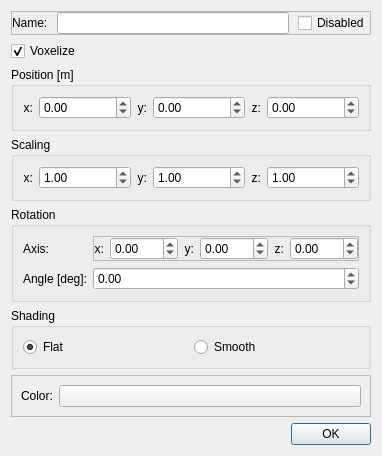
Qt form WindSim/src/GUI/ui/meshProperties.ui (gudajan/Windsim) before a commit.
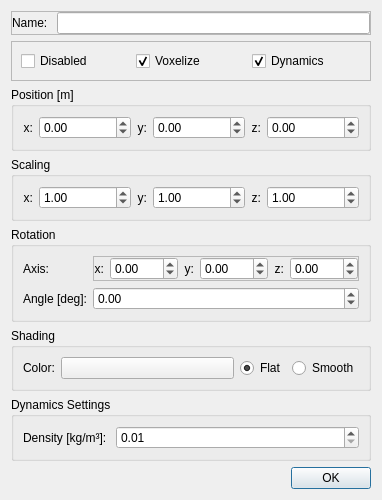
The same form after that commit.

Commit message: * Added unoptimized calculation of rotational dynamics, dependent on the local velocity field. Contains modified source code from Brian Mirtich,("Fast and Accurate Computation of Polyhedral Mass Properties," journal of graphics tools, volume 1, number 2, 1996) for calculation of mass properties. * Added to additional mesh properties, modifying dynamics * Improve handling of scaling, position and rotation spinboxes, by avoiding intermediate change signales (changed signal valueChanged() by editingFinished()) * Added timeout for Connection/Creation of named pipe

What changed in the file:
```diff
--- a/WindSim/src/GUI/ui/meshProperties.ui
+++ b/WindSim/src/GUI/ui/meshProperties.ui
@@ -7,7 +7,7 @@
     <x>0</x>
     <y>0</y>
     <width>382</width>
-    <height>402</height>
+    <height>438</height>
    </rect>
   </property>
   <property name="windowTitle">
@@ -61,6 +61,18 @@
         </property>
        </widget>
       </item>
+     </layout>
+    </widget>
+   </item>
+   <item>
+    <widget class="QFrame" name="fCheck">
+     <property name="frameShape">
+      <enum>QFrame::StyledPanel</enum>
+     </property>
+     <property name="frameShadow">
+      <enum>QFrame::Raised</enum>
+     </property>
+     <layout class="QHBoxLayout" name="horizontalLayout_5">
       <item>
        <widget class="QCheckBox" name="cbDisabled">
         <property name="layoutDirection">
@@ -71,19 +83,29 @@
         </property>
        </widget>
       </item>
+      <item>
+       <widget class="QCheckBox" name="cbVoxelize">
+        <property name="text">
+         <string>Voxelize</string>
+        </property>
+        <property name="checked">
+         <bool>true</bool>
+        </property>
+       </widget>
+      </item>
+      <item>
+       <widget class="QCheckBox" name="cbDynamics">
+        <property name="text">
+         <string>Dynamics</string>
+        </property>
+        <property name="checked">
+         <bool>true</bool>
+        </property>
+       </widget>
+      </item>
      </layout>
     </widget>
    </item>
-   <item>
-    <widget class="QCheckBox" name="cbVoxelize">
-     <property name="text">
-      <string>Voxelize</string>
-     </property>
-     <property name="checked">
-      <bool>true</bool>
-     </property>
-    </widget>
-   </item>
    <item>
     <widget class="QGroupBox" name="gbPos">
      <property name="title">
@@ -491,56 +513,8 @@
      <property name="title">
       <string>Shading</string>
      </property>
-     <layout class="QHBoxLayout" name="horizontalLayout">
-      <item>
-       <widget class="QRadioButton" name="rbFlat">
-        <property name="text">
-         <string>Flat</string>
-        </property>
-        <property name="checked">
-         <bool>true</bool>
-        </property>
-       </widget>
-      </item>
-      <item>
-       <widget class="QRadioButton" name="rbSmooth">
-        <property name="text">
-         <string>Smooth</string>
-        </property>
-       </widget>
-      </item>
-     </layout>
-    </widget>
-   </item>
-   <item>
-    <widget class="QFrame" name="fColor">
-     <property name="frameShape">
-      <enum>QFrame::StyledPanel</enum>
-     </property>
-     <property name="frameShadow">
-      <enum>QFrame::Raised</enum>
-     </property>
-     <layout class="QHBoxLayout" name="horizontalLayout_3">
-      <property name="leftMargin">
-       <number>9</number>
-      </property>
-      <property name="topMargin">
-       <number>9</number>
-      </property>
-      <property name="rightMargin">
-       <number>9</number>
-      </property>
-      <property name="bottomMargin">
-       <number>9</number>
-      </property>
-      <item>
-       <widget class="QLabel" name="col">
-        <property name="text">
-         <string>Color:</string>
-        </property>
-       </widget>
-      </item>
-      <item>
+     <layout class="QGridLayout" name="gridLayout_4">
+      <item row="0" column="5">
        <widget class="QPushButton" name="pbCol">
         <property name="sizePolicy">
          <sizepolicy hsizetype="Preferred" vsizetype="Preferred">
@@ -565,6 +539,65 @@
         </property>
         <property name="flat">
          <bool>false</bool>
+        </property>
+       </widget>
+      </item>
+      <item row="0" column="7">
+       <widget class="QRadioButton" name="rbSmooth">
+        <property name="text">
+         <string>Smooth</string>
+        </property>
+       </widget>
+      </item>
+      <item row="0" column="4">
+       <widget class="QLabel" name="col">
+        <property name="text">
+         <string>Color:</string>
+        </property>
+       </widget>
+      </item>
+      <item row="0" column="6">
+       <widget class="QRadioButton" name="rbFlat">
+        <property name="text">
+         <string>Flat</string>
+        </property>
+        <property name="checked">
+         <bool>true</bool>
+        </property>
+       </widget>
+      </item>
+     </layout>
+    </widget>
+   </item>
+   <item>
+    <widget class="QGroupBox" name="gbDynamics">
+     <property name="title">
+      <string>Dynamics Settings</string>
+     </property>
+     <layout class="QFormLayout" name="formLayout">
+      <item row="0" column="0">
+       <widget class="QLabel" name="lDensity">
+        <property name="text">
+         <string>Density [kg/m³]: </string>
+        </property>
+       </widget>
+      </item>
+      <item row="0" column="1">
+       <widget class="QDoubleSpinBox" name="dspDensity">
+        <property name="suffix">
+         <string/>
+        </property>
+        <property name="decimals">
+         <number>2</number>
+        </property>
+        <property name="minimum">
+         <double>0.010000000000000</double>
+        </property>
+        <property name="maximum">
+         <double>999999999999.000000000000000</double>
+        </property>
+        <property name="singleStep">
+         <double>0.100000000000000</double>
         </property>
        </widget>
       </item>
```
The commit also changes 40 other files.
